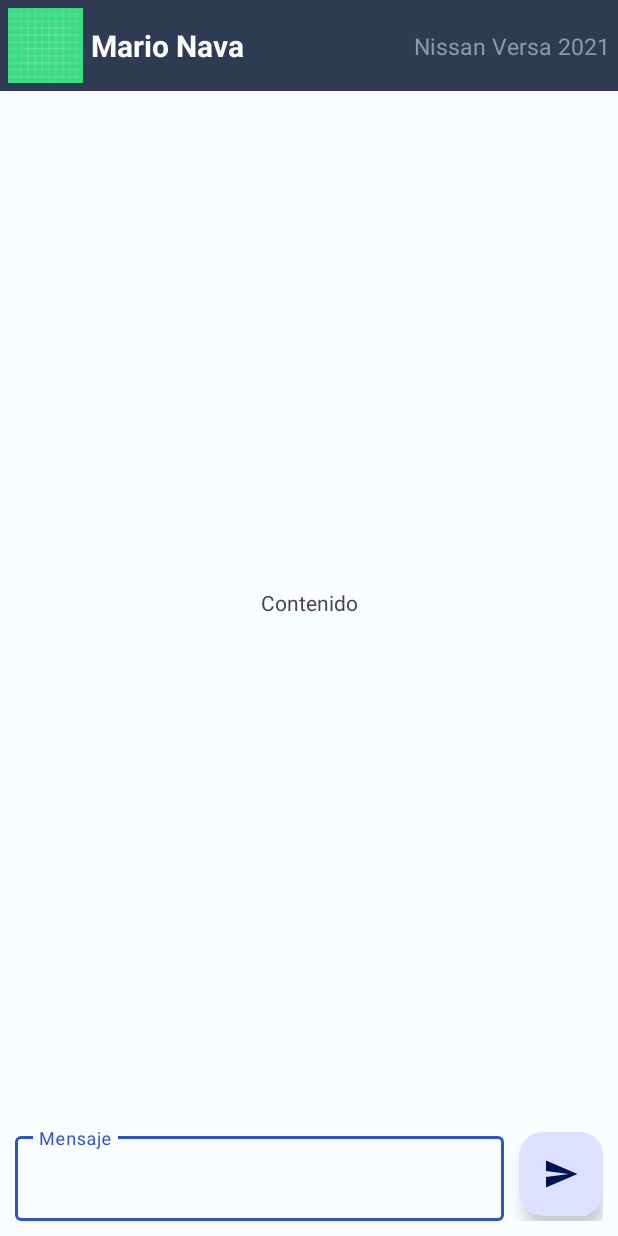
After one commit to NunnaTech/HeyFix-Client, an Android app: the layout activity_chat.xml on its own in the app's theme, with its tools: preview values and no code run, on a phone screen of 412 x 824 dp. The commit adds this screen. Run offline under Robolectric (Android 15) with nearby library versions, the phone set to English and light mode, and no system bars.

Commit message:
feat: add my views

```diff
--- /dev/null
+++ b/app/src/main/res/drawable/ic_email.xml
@@ -0,0 +1,5 @@
+<vector android:height="24dp" android:tint="#000000"
+    android:viewportHeight="24" android:viewportWidth="24"
+    android:width="24dp" xmlns:android="http://schemas.android.com/apk/res/android">
+    <path android:fillColor="@android:color/white" android:pathData="M20,4L4,4c-1.1,0 -1.99,0.9 -1.99,2L2,18c0,1.1 0.9,2 2,2h16c1.1,0 2,-0.9 2,-2L22,6c0,-1.1 -0.9,-2 -2,-2zM20,8l-8,5 -8,-5L4,6l8,5 8,-5v2z"/>
+</vector>
--- /dev/null
+++ b/app/src/main/res/drawable/ic_key.xml
@@ -0,0 +1,5 @@
+<vector android:height="24dp" android:tint="#000000"
+    android:viewportHeight="24" android:viewportWidth="24"
+    android:width="24dp" xmlns:android="http://schemas.android.com/apk/res/android">
+    <path android:fillColor="@android:color/white" android:pathData="M12.65,10C11.83,7.67 9.61,6 7,6c-3.31,0 -6,2.69 -6,6s2.69,6 6,6c2.61,0 4.83,-1.67 5.65,-4H17v4h4v-4h2v-4H12.65zM7,14c-1.1,0 -2,-0.9 -2,-2s0.9,-2 2,-2 2,0.9 2,2 -0.9,2 -2,2z"/>
+</vector>
--- /dev/null
+++ b/app/src/main/res/drawable/ic_person.xml
@@ -0,0 +1,5 @@
+<vector android:height="24dp" android:tint="#000000"
+    android:viewportHeight="24" android:viewportWidth="24"
+    android:width="24dp" xmlns:android="http://schemas.android.com/apk/res/android">
+    <path android:fillColor="@android:color/white" android:pathData="M12,12c2.21,0 4,-1.79 4,-4s-1.79,-4 -4,-4 -4,1.79 -4,4 1.79,4 4,4zM12,14c-2.67,0 -8,1.34 -8,4v2h16v-2c0,-2.66 -5.33,-4 -8,-4z"/>
+</vector>
--- /dev/null
+++ b/app/src/main/res/drawable/ic_send.xml
@@ -0,0 +1,5 @@
+<vector android:autoMirrored="true" android:height="24dp"
+    android:tint="#000000" android:viewportHeight="24"
+    android:viewportWidth="24" android:width="24dp" xmlns:android="http://schemas.android.com/apk/res/android">
+    <path android:fillColor="@android:color/white" android:pathData="M2.01,21L23,12 2.01,3 2,10l15,2 -15,2z"/>
+</vector>
--- /dev/null
+++ b/app/src/main/res/layout/activity_chat.xml
@@ -0,0 +1,99 @@
+<?xml version="1.0" encoding="utf-8"?>
+<androidx.constraintlayout.widget.ConstraintLayout xmlns:android="http://schemas.android.com/apk/res/android"
+    xmlns:app="http://schemas.android.com/apk/res-auto"
+    xmlns:tools="http://schemas.android.com/tools"
+    android:layout_width="match_parent"
+    android:layout_height="match_parent"
+    tools:context=".ChatActivity">
+
+    <androidx.constraintlayout.widget.ConstraintLayout
+        android:id="@+id/constraintLayout"
+        android:layout_width="match_parent"
+        android:layout_height="wrap_content"
+        android:background="@color/SoftlyBlack"
+        android:padding="5dp"
+        app:layout_constraintEnd_toEndOf="parent"
+        app:layout_constraintStart_toStartOf="parent"
+        app:layout_constraintTop_toTopOf="parent">
+
+        <de.hdodenhof.circleimageview.CircleImageView
+            android:id="@+id/circleImageView"
+            android:layout_width="50dp"
+            android:layout_height="50dp"
+            android:background="@drawable/ic_launcher_background"
+            app:layout_constraintBottom_toBottomOf="parent"
+            app:layout_constraintStart_toStartOf="parent"
+            app:layout_constraintTop_toTopOf="parent" />
+
+
+        <TextView
+            android:id="@+id/textView2"
+            android:layout_width="wrap_content"
+            android:layout_height="wrap_content"
+            android:layout_marginLeft="5dp"
+            android:text="Mario Nava"
+            android:textColor="@color/md_theme_light_surface"
+            android:textSize="20dp"
+            android:textStyle="bold"
+            app:layout_constraintBottom_toBottomOf="parent"
+            app:layout_constraintStart_toEndOf="@+id/circleImageView"
+            app:layout_constraintTop_toTopOf="parent" />
+
+        <TextView
+            android:layout_width="wrap_content"
+            android:layout_height="wrap_content"
+            android:text="Nissan Versa 2021"
+            android:textColor="@color/SoftlyGray"
+            android:textSize="15dp"
+            app:layout_constraintBottom_toBottomOf="parent"
+            app:layout_constraintEnd_toEndOf="parent"
+            app:layout_constraintTop_toTopOf="parent" />
+
+    </androidx.constraintlayout.widget.ConstraintLayout>
+
+
+    <TextView
+        android:layout_width="wrap_content"
+        android:layout_height="wrap_content"
+        android:text="Contenido"
+        app:layout_constraintBottom_toTopOf="@+id/linearLayout"
+        app:layout_constraintEnd_toEndOf="parent"
+        app:layout_constraintStart_toStartOf="parent"
+        app:layout_constraintTop_toBottomOf="@+id/constraintLayout" />
+
+
+    <LinearLayout
+        android:id="@+id/linearLayout"
+        android:layout_width="match_parent"
+        android:layout_height="wrap_content"
+        android:gravity="center"
+        android:orientation="horizontal"
+        android:padding="10dp"
+        app:layout_constraintBottom_toBottomOf="parent">
+
+        <com.google.android.material.textfield.TextInputLayout
+            android:layout_width="wrap_content"
+            android:layout_height="wrap_content"
+            android:layout_weight="8"
+            android:hint="Mensaje"
+            app:endIconMode="clear_text">
+
+            <com.google.android.material.textfield.TextInputEditText
+                android:layout_width="match_parent"
+                android:layout_height="wrap_content"
+                android:inputType="text"
+                android:maxLength="50" />
+        </com.google.android.material.textfield.TextInputLayout>
+
+        <com.google.android.material.floatingactionbutton.FloatingActionButton
+            android:id="@+id/floating_action_button"
+            android:layout_width="wrap_content"
+            android:layout_height="wrap_content"
+            android:layout_marginLeft="10dp"
+
+            app:srcCompat="@drawable/ic_send" />
+
+
+    </LinearLayout>
+
+</androidx.constraintlayout.widget.ConstraintLayout>
```
Also changed, not shown: app/src/main/AndroidManifest.xml (+14 -1 lines), app/src/main/java/com/pandadevs/heyfix_client/ChatActivity.kt (added, +14 -0 lines), app/src/main/java/com/pandadevs/heyfix_client/RegisterActivity.kt (renamed from app/src/main/java/com/pandadevs/heyfix_client/MainActivity.kt, +4 -4 lines), app/src/main/java/com/pandadevs/heyfix_client/SplashActivity.kt (added, +14 -0 lines), app/src/main/res/drawable/gradient_background.xml (added, +8 -0 lines), app/src/main/res/layout/activity_main.xml (deleted, +0 -25 lines), app/src/main/res/layout/activity_register.xml (added, +188 -0 lines), app/src/main/res/layout/activity_splash.xml (added, +37 -0 lines), app/src/main/res/values/dimens.xml (+7 -0 lines).
